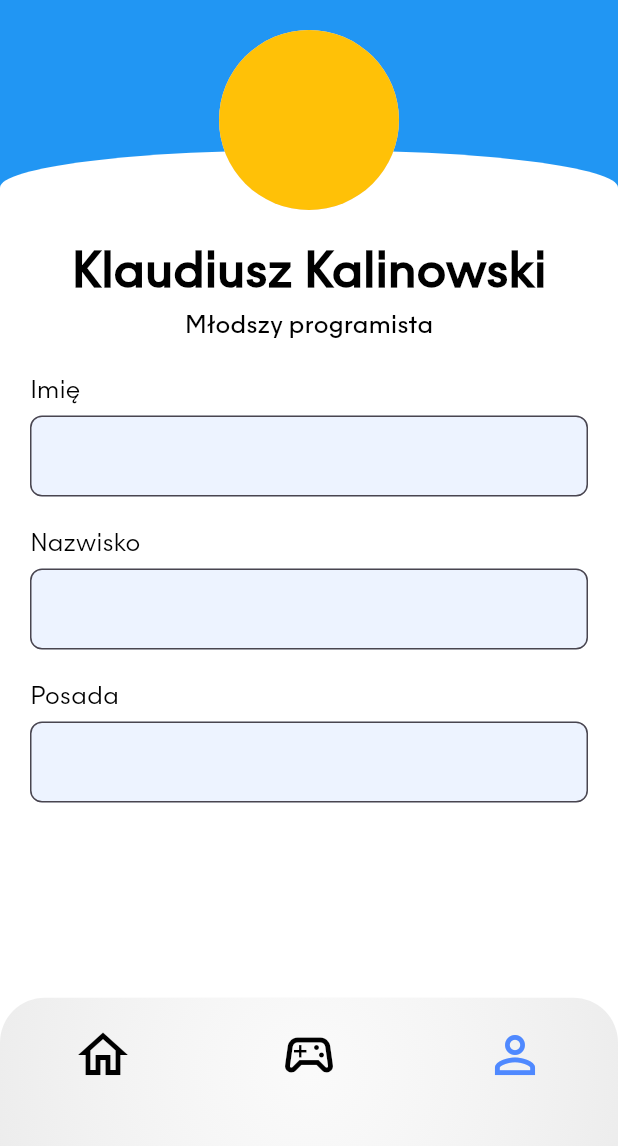
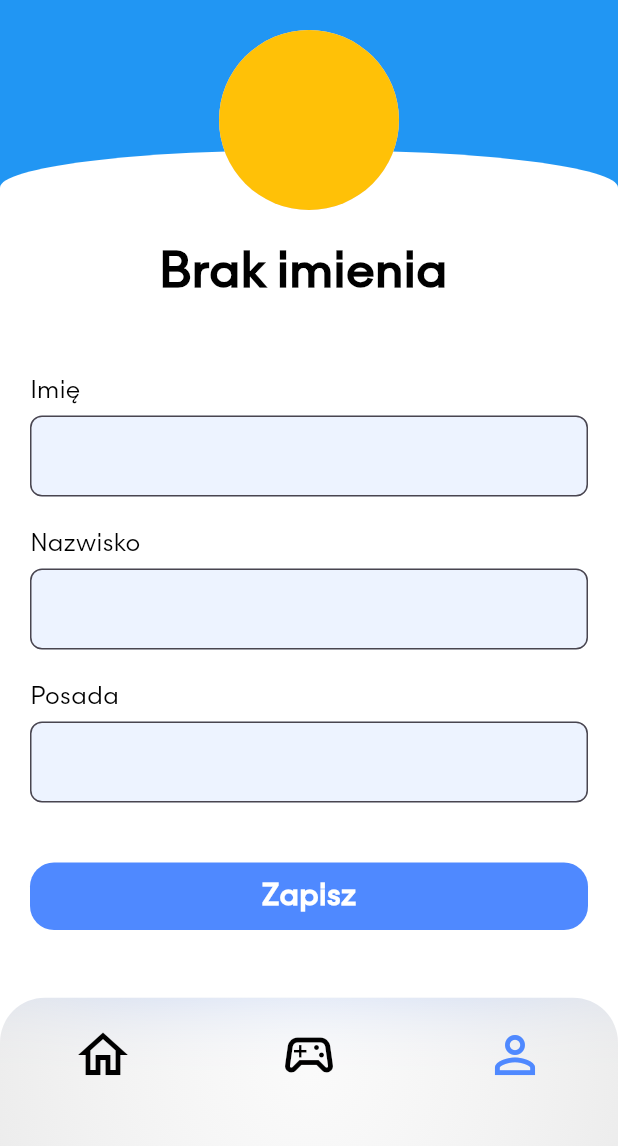
Before and after one commit to sqsiek0/inzynieria-aplikacja, a Flutter app: the screen it shows after launch, item 3 of the bottom bar chosen, on a phone screen of 412 x 824 dp, the part 90-1236 px from its top. Run offline on Flutter 3.47's test engine with Material 3 defaults, Android fonts, the phone set to English and light mode, and no system bars; our stand-ins replace bloc, flutter_bloc, flutter_map, geocoding, geolocator, go_router and 3 more; accounts and stored records are empty.

Commit message:
hive profile initial

```diff
--- a/lib/app/hive/models/profile_adapter.dart
+++ b/lib/app/hive/models/profile_adapter.dart
@@ -20,7 +20,7 @@ class ProfileModelAdapter extends TypeAdapter<ProfileModel> {
 
   @override
   void write(BinaryWriter writer, ProfileModel obj) {
-    writer.writeString(obj.name);
+    writer.writeString(obj.name ?? 'Brak imienia');
     writer.writeString(obj.surname ?? '');
     writer.writeString(obj.job ?? '');
   }
--- a/lib/app/hive/models/profile_model.dart
+++ b/lib/app/hive/models/profile_model.dart
@@ -4,7 +4,7 @@ import 'package:hive/hive.dart';
 @HiveType(typeId: 0)
 class ProfileModel extends HiveObject {
   @HiveField(0)
-  String name;
+  String? name;
 
   @HiveField(1)
   String? surname;
@@ -13,7 +13,7 @@ class ProfileModel extends HiveObject {
   String? job;
 
   ProfileModel({
-    required this.name,
+    this.name = 'Brak imienia',
     this.surname,
     this.job,
   });
--- a/lib/app/view/app.dart
+++ b/lib/app/view/app.dart
@@ -4,6 +4,7 @@ import 'package:robot_controller/app/bloc/app_bloc.dart';
 import 'package:robot_controller/app/router/router.dart';
 import 'package:robot_controller/app/src/enums/enums.dart';
 import 'package:robot_controller/home/cubit/home_cubit.dart';
+import 'package:robot_controller/profile/cubit/profile_cubit.dart';
 
 class App extends StatelessWidget {
   const App({super.key});
@@ -19,6 +20,9 @@ class App extends StatelessWidget {
         ),
         BlocProvider(
           create: (context) => HomeCubit()..fetchLocation(),
+        ),
+        BlocProvider(
+          create: (context) => ProfileCubit()..fetchData(),
         ),
       ],
       child: BlocListener<AppBloc, AppState>(
--- a/lib/app/view/widgets/app_button.dart
+++ b/lib/app/view/widgets/app_button.dart
@@ -0,0 +1,40 @@
+import 'package:flutter/material.dart';
+import 'package:robot_controller/app/src/constants/colors.dart';
+import 'package:robot_controller/app/src/constants/paddings.dart';
+import 'package:robot_controller/app/view/widgets/app_font_20.dart';
+
+class AppButton extends StatelessWidget {
+  const AppButton({
+    super.key,
+    required this.text,
+    required this.onPressed,
+  });
+  final String text;
+  final VoidCallback onPressed;
+
+  @override
+  Widget build(BuildContext context) {
+    return Padding(
+      padding: const EdgeInsets.symmetric(
+        horizontal: AppPaddings.horizontalPadding,
+      ),
+      child: InkWell(
+        onTap: onPressed,
+        child: Container(
+          padding: const EdgeInsets.symmetric(vertical: 8),
+          width: double.infinity,
+          decoration: BoxDecoration(
+              borderRadius: BorderRadius.circular(16),
+              color: AppColor.lightBlue),
+          child: Center(
+            child: AppFont20(
+              text: text,
+              fontWeight: FontWeight.w600,
+              color: Colors.white,
+            ),
+          ),
+        ),
+      ),
+    );
+  }
+}
--- /dev/null
+++ b/lib/profile/cubit/profile_cubit.dart
@@ -0,0 +1,52 @@
+import 'package:bloc/bloc.dart';
+import 'package:hive_flutter/hive_flutter.dart';
+import 'package:robot_controller/app/hive/models/profile_model.dart';
+import 'package:robot_controller/app/src/enums/enums.dart';
+
+part 'profile_state.dart';
+
+class ProfileCubit extends Cubit<ProfileState> {
+  ProfileCubit()
+      : super(
+          const ProfileState(
+            name: '',
+            surname: '',
+            job: '',
+            status: Status.initial,
+          ),
+        );
+
+  void fetchData() async {
+    emit(state.copyWith(status: Status.loading));
+    try {
+      final profileBox = await Hive.openBox<ProfileModel>('profile');
+      final profileInfo = profileBox.get('profileInfo');
+      if (profileInfo == null) {
+        await profileBox.put(
+          'profileInfo',
+          ProfileModel(
+            name: 'Brak imienia',
+            surname: '',
+            job: '',
+          ),
+        );
+        emit(
+          state.copyWith(
+              status: Status.success,
+              name: profileBox.get('profileInfo')?.name),
+        );
+      } else {
+        emit(
+          state.copyWith(
+            status: Status.success,
+            name: profileInfo.name,
+            surname: profileInfo.surname,
+            job: profileInfo.job,
+          ),
+        );
+      }
+    } catch (e) {
+      emit(state.copyWith(status: Status.failed));
+    }
+  }
+}
--- /dev/null
+++ b/lib/profile/cubit/profile_state.dart
@@ -0,0 +1,30 @@
+// ignore_for_file: public_member_api_docs, sort_constructors_first
+part of 'profile_cubit.dart';
+
+class ProfileState {
+  final String name;
+  final String surname;
+  final String job;
+  final Status status;
+
+  const ProfileState({
+    required this.name,
+    required this.surname,
+    required this.job,
+    required this.status,
+  });
+
+  ProfileState copyWith({
+    String? name,
+    String? surname,
+    String? job,
+    Status? status,
+  }) {
+    return ProfileState(
+      name: name ?? this.name,
+      surname: surname ?? this.surname,
+      job: job ?? this.job,
+      status: status ?? this.status,
+    );
+  }
+}
--- a/lib/profile/view/profile.dart
+++ b/lib/profile/view/profile.dart
@@ -1,9 +1,12 @@
 import 'package:flutter/material.dart';
 import 'package:flutter_bloc/flutter_bloc.dart';
 import 'package:robot_controller/app/bloc/app_bloc.dart';
+import 'package:robot_controller/app/services/state_indicator.dart';
+import 'package:robot_controller/app/src/enums/enums.dart';
 import 'package:robot_controller/app/view/widgets/app_bottom_bar.dart';
 import 'package:robot_controller/app/view/widgets/app_drawer.dart';
 import 'package:robot_controller/app/view/widgets/app_top_bar.dart';
+import 'package:robot_controller/profile/cubit/profile_cubit.dart';
 import 'package:robot_controller/profile/view/widgets/personal_info.dart';
 
 class Profile extends StatefulWidget {
@@ -42,7 +45,9 @@ class _ProfileState extends State<Profile> {
       bottomNavigationBar: AppBottomBar(
         appTabState: context.watch<AppBloc>().state.appTabState,
       ),
-      body: Stack(
+      body: BlocBuilder<ProfileCubit, ProfileState>(
+        builder: (context, state) {
+          return Stack(
             alignment: Alignment.bottomCenter,
             children: [
               CustomScrollView(
@@ -53,16 +58,34 @@ class _ProfileState extends State<Profile> {
                     opacity: opacity,
                     globalKey: widget.globalKey,
                   ),
-              const SliverToBoxAdapter(
+                  SliverToBoxAdapter(
                     child: Column(
                       children: [
-                    PersonalInfo(),
+                        if (state.status == Status.loading ||
+                            state.status == Status.initial)
+                          const Center(
+                            child: CircularProgressIndicator(),
+                          ),
+                        if (state.status == Status.failed)
+                          StateIndicator(
+                            stateIndicatorState: StateIndicatorState.failed,
+                            onTap: () =>
+                                context.read<ProfileCubit>().fetchData(),
+                          ),
+                        if (state.status == Status.success)
+                          PersonalInfo(
+                            name: state.name,
+                            surname: state.surname,
+                            job: state.job,
+                          ),
                       ],
                     ),
                   )
                 ],
               ),
             ],
+          );
+        },
       ),
     );
   }
--- a/lib/profile/view/widgets/personal_info.dart
+++ b/lib/profile/view/widgets/personal_info.dart
@@ -1,11 +1,20 @@
 import 'package:flutter/material.dart';
 import 'package:robot_controller/app/src/constants/paddings.dart';
+import 'package:robot_controller/app/view/widgets/app_button.dart';
 import 'package:robot_controller/app/view/widgets/app_font_16.dart';
 import 'package:robot_controller/app/view/widgets/app_font_32.dart';
 import 'package:robot_controller/profile/view/widgets/profile_textfields.dart';
 
 class PersonalInfo extends StatefulWidget {
-  const PersonalInfo({super.key});
+  const PersonalInfo({
+    super.key,
+    required this.name,
+    required this.surname,
+    required this.job,
+  });
+  final String name;
+  final String surname;
+  final String job;
 
   @override
   State<PersonalInfo> createState() => _PersonalInfoState();
@@ -16,15 +25,19 @@ class _PersonalInfoState extends State<PersonalInfo> {
   late final TextEditingController _surnameController;
   late final TextEditingController _jobController;
 
+  String? oldName;
+  String? oldSurname;
+  String? oldJob;
+
   @override
   void initState() {
     _nameController = TextEditingController();
     _surnameController = TextEditingController();
     _jobController = TextEditingController();
 
-    String oldName = _nameController.text;
-    String oldSurname = _surnameController.text;
-    String oldJob = _jobController.text;
+    oldName = _nameController.text;
+    oldSurname = _surnameController.text;
+    oldJob = _jobController.text;
     super.initState();
   }
 
@@ -86,15 +99,15 @@ class _PersonalInfoState extends State<PersonalInfo> {
         Column(
           crossAxisAlignment: CrossAxisAlignment.start,
           children: [
-            const Center(
+            Center(
               child: Padding(
-                padding: EdgeInsets.only(top: AppPaddings.globalPadding),
-                child: AppFont32(text: 'Klaudiusz Kalinowski'),
+                padding: const EdgeInsets.only(top: AppPaddings.globalPadding),
+                child: AppFont32(text: '${widget.name} ${widget.surname}'),
               ),
             ),
-            const Center(
+            Center(
               child: AppFont16(
-                text: 'Młodszy programista',
+                text: widget.job,
                 isBigMajorant: true,
               ),
             ),
@@ -106,6 +119,16 @@ class _PersonalInfoState extends State<PersonalInfo> {
               surnameController: _surnameController,
               jobController: _jobController,
             ),
+            // if (oldName != _nameController.text ||
+            //     oldSurname != _surnameController.text ||
+            //     oldJob != _jobController.text)
+            Padding(
+              padding: const EdgeInsets.only(top: AppPaddings.globalPadding),
+              child: AppButton(
+                text: 'Zapisz',
+                onPressed: () {},
+              ),
+            )
           ],
         ),
       ],
```
Lines whose indentation alone changed are shown as unchanged.
